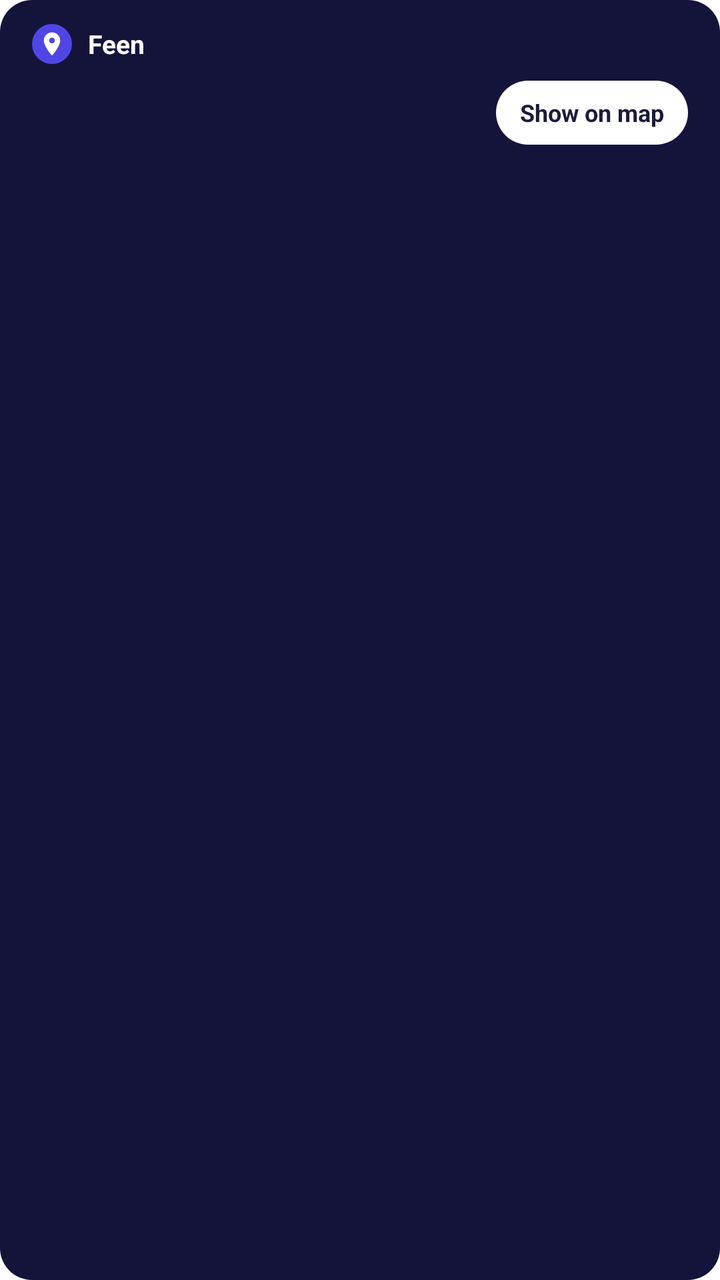
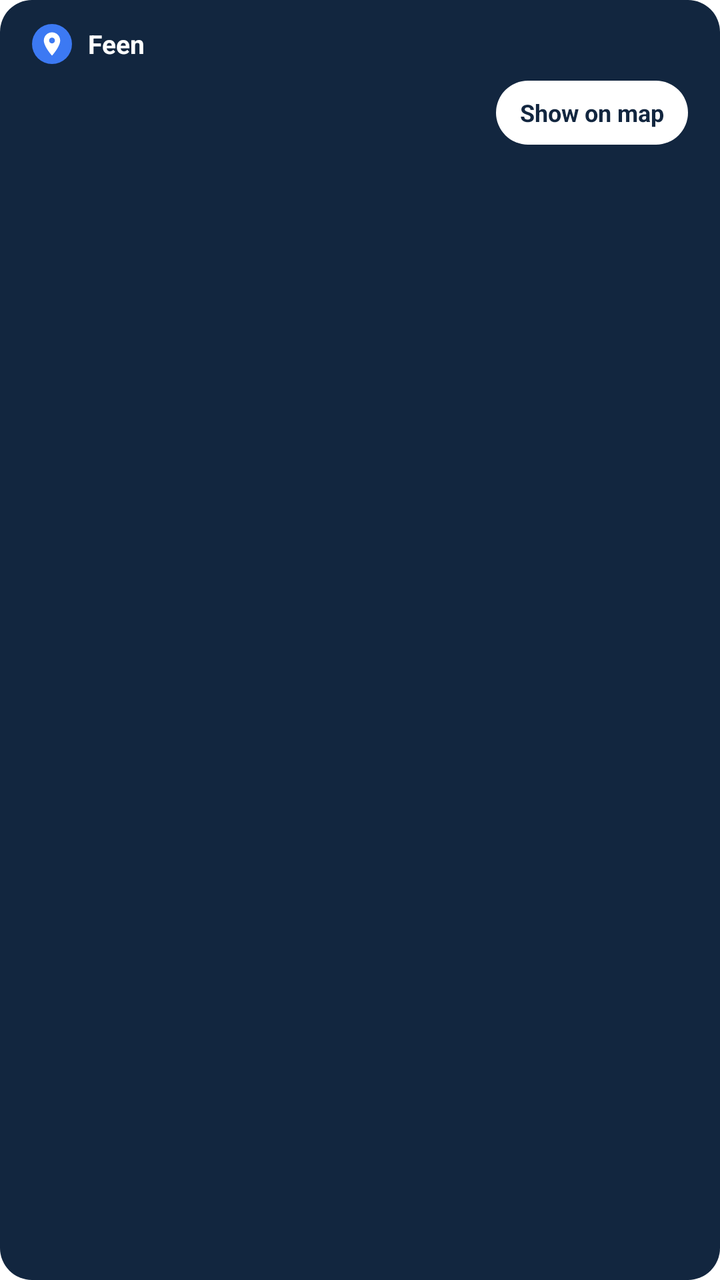

Screens rendered from an Android XML layout before and after an edit, with the pre-edit source and the edit as a unified diff.
<!-- AndroidManifest.xml: fallback theme Theme.MaterialComponents.DayNight.NoActionBar -->
<!-- res/layout/notification_car_tracking_collapsed.xml -->
<?xml version="1.0" encoding="utf-8"?>
<LinearLayout xmlns:android="http://schemas.android.com/apk/res/android"
    android:id="@+id/notification_root"
    android:layout_width="match_parent"
    android:layout_height="wrap_content"
    android:orientation="vertical"
    android:background="@drawable/notification_bg"
    android:paddingStart="16dp"
    android:paddingEnd="16dp"
    android:paddingTop="12dp"
    android:paddingBottom="12dp">

    
    <RelativeLayout
        android:layout_width="match_parent"
        android:layout_height="wrap_content">

        <LinearLayout
            android:layout_width="wrap_content"
            android:layout_height="wrap_content"
            android:layout_alignParentStart="true"
            android:layout_centerVertical="true"
            android:orientation="horizontal"
            android:gravity="center_vertical">

            <ImageView
                android:layout_width="20dp"
                android:layout_height="20dp"
                android:background="@drawable/badge_icon_indigo"
                android:padding="3dp"
                android:src="@drawable/ic_stat_feen"
                android:contentDescription="@null" />

            <TextView
                android:id="@+id/tv_app_name"
                android:layout_width="wrap_content"
                android:layout_height="wrap_content"
                android:layout_marginStart="8dp"
                android:text="@string/app_name"
                android:textColor="#FFFFFF"
                android:textSize="13sp"
                android:textStyle="bold" />
        </LinearLayout>

        <TextView
            android:id="@+id/tv_parked_time"
            android:layout_width="wrap_content"
            android:layout_height="wrap_content"
            android:layout_alignParentEnd="true"
            android:layout_centerVertical="true"
            android:textColor="#B3FFFFFF"
            android:textSize="12sp" />
    </RelativeLayout>

    
    <LinearLayout
        android:layout_width="match_parent"
        android:layout_height="wrap_content"
        android:layout_marginTop="8dp"
        android:orientation="horizontal"
        android:gravity="center_vertical">

        <TextView
            android:id="@+id/tv_distance"
            android:layout_width="wrap_content"
            android:layout_height="wrap_content"
            android:textColor="#FFFFFF"
            android:textSize="28sp"
            android:textStyle="bold"
            android:includeFontPadding="false" />

        <TextView
            android:id="@+id/tv_detail"
            android:layout_width="0dp"
            android:layout_height="wrap_content"
            android:layout_weight="1"
            android:layout_marginStart="10dp"
            android:textColor="#E6FFFFFF"
            android:textSize="13sp"
            android:textStyle="bold"
            android:singleLine="true"
            android:ellipsize="end" />

        <TextView
            android:id="@+id/btn_map_quick"
            android:layout_width="wrap_content"
            android:layout_height="32dp"
            android:background="@drawable/btn_pill_white"
            android:gravity="center"
            android:paddingStart="12dp"
            android:paddingEnd="12dp"
            android:text="@string/car_tracking_action_show_on_map"
            android:textColor="#1B1B3A"
            android:textSize="12sp"
            android:textStyle="bold" />
    </LinearLayout>
</LinearLayout>
<!-- resources referenced by this layout -->
<resources>
  <!-- drawable badge_icon_indigo (drawable) -->
  <?xml version="1.0" encoding="utf-8"?>
  <shape xmlns:android="http://schemas.android.com/apk/res/android"
      android:shape="oval">
      <solid android:color="#4F46E5" />
  </shape>
  <!-- drawable btn_pill_white (drawable) -->
  <?xml version="1.0" encoding="utf-8"?>
  <shape xmlns:android="http://schemas.android.com/apk/res/android"
      android:shape="rectangle">
      <solid android:color="#FFFFFF" />
      <corners android:radius="20dp" />
  </shape>
  <!-- drawable ic_stat_feen (drawable) -->
  <vector xmlns:android="http://schemas.android.com/apk/res/android"
      android:width="24dp"
      android:height="24dp"
      android:viewportWidth="24"
      android:viewportHeight="24">
      <path
          android:fillColor="#FFFFFFFF"
          android:pathData="M12,2C8.13,2 5,5.13 5,9c0,5.25 7,13 7,13s7,-7.75 7,-13c0,-3.87 -3.13,-7 -7,-7zM12,11.5c-1.38,0 -2.5,-1.12 -2.5,-2.5s1.12,-2.5 2.5,-2.5 2.5,1.12 2.5,2.5 -1.12,2.5 -2.5,2.5z"/>
  </vector>
  <!-- drawable notification_bg (drawable) -->
  <?xml version="1.0" encoding="utf-8"?>
  <shape xmlns:android="http://schemas.android.com/apk/res/android"
      android:shape="rectangle">
      <solid android:color="#14143A" />
      <corners android:radius="16dp" />
  </shape>
  <string name="app_name">Feen</string>
  <string name="car_tracking_action_show_on_map">Show on map</string>
</resources>

<!-- the commit's change to res/layout/notification_car_tracking_collapsed.xml (unified diff, before → after) -->
@@ -90,7 +90,7 @@
             android:paddingStart="12dp"
             android:paddingEnd="12dp"
             android:text="@string/car_tracking_action_show_on_map"
-            android:textColor="#1B1B3A"
+            android:textColor="#12263F"
             android:textSize="12sp"
             android:textStyle="bold" />
     </LinearLayout>
<!-- resource entries referenced after the edit -->
@@ -2,9 +2,10 @@
 <resources>
   <!-- drawable badge_icon_indigo (drawable) -->
   <?xml version="1.0" encoding="utf-8"?>
-  <shape xmlns:android="http://schemas.android.com/apk/res/android"
+  <shape 
+      xmlns:android="http://schemas.android.com/apk/res/android"
       android:shape="oval">
-      <solid android:color="#4F46E5" />
+      <solid android:color="#3C79F3" />
   </shape>
   <!-- drawable btn_pill_white (drawable) -->
   <?xml version="1.0" encoding="utf-8"?>
@@ -27,7 +28,7 @@
   <?xml version="1.0" encoding="utf-8"?>
   <shape xmlns:android="http://schemas.android.com/apk/res/android"
       android:shape="rectangle">
-      <solid android:color="#14143A" />
+      <solid android:color="#12263F" />
       <corners android:radius="16dp" />
   </shape>
   <string name="app_name">Feen</string>
